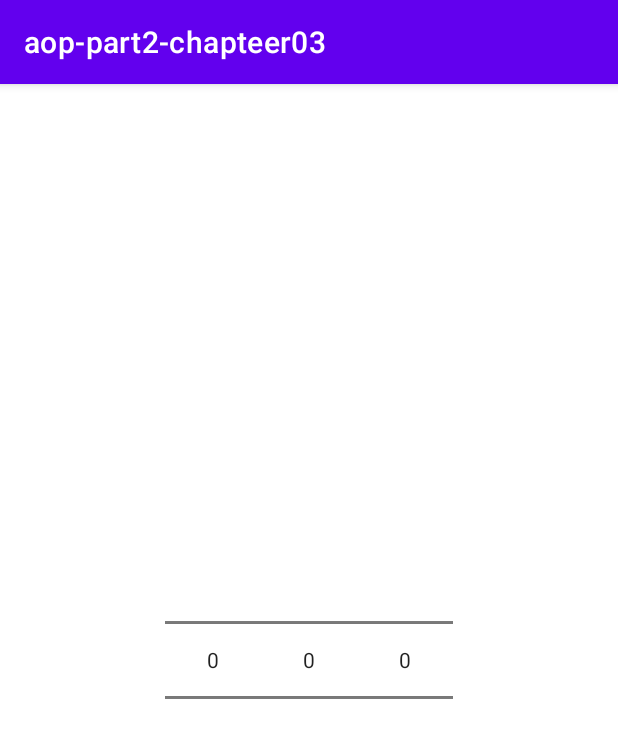
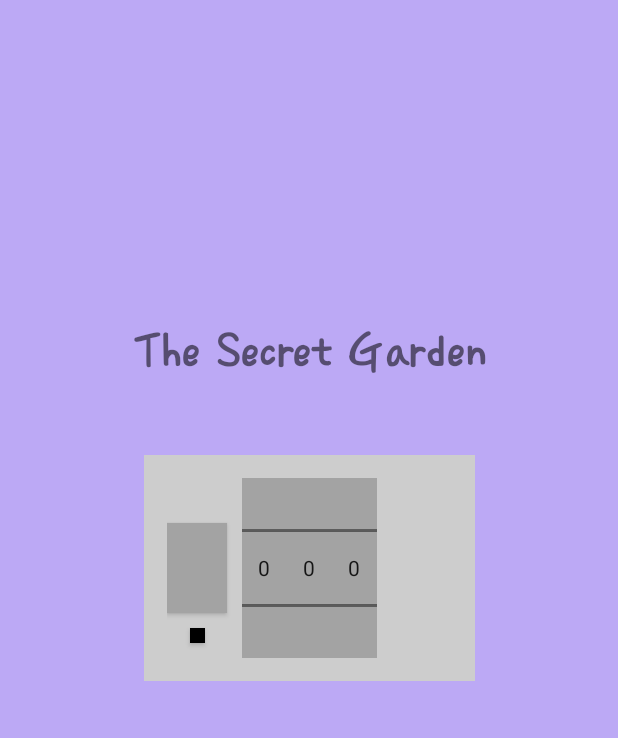
Before and after one commit to JieunHan17/AopPart2Chapter03, an Android app: the screen it shows after launch (MainActivity), on a phone screen of 412 x 824 dp. Shown: the top 738 px of the screen. Run offline under Robolectric (Android 15) with nearby library versions, the phone set to English and light mode, and no system bars.

Commit message:
fix layout

```diff
--- a/app/src/main/AndroidManifest.xml
+++ b/app/src/main/AndroidManifest.xml
@@ -8,7 +8,7 @@
         android:label="@string/app_name"
         android:roundIcon="@mipmap/ic_launcher_round"
         android:supportsRtl="true"
-        android:theme="@style/Theme.Aoppart2chapteer03">
+        android:theme="@style/Theme.Aoppart2chapteer03.NoActionBar">
         <activity
             android:name=".MainActivity"
             android:exported="true">
--- a/app/src/main/res/layout/activity_main.xml
+++ b/app/src/main/res/layout/activity_main.xml
@@ -4,12 +4,61 @@
     xmlns:tools="http://schemas.android.com/tools"
     android:layout_width="match_parent"
     android:layout_height="match_parent"
+    android:background="#BCA9F5"
     tools:context=".MainActivity">
+
+    <TextView
+        android:id="@+id/textView"
+        android:layout_width="wrap_content"
+        android:layout_height="wrap_content"
+        android:layout_marginBottom="50dp"
+        android:fontFamily="@font/donoun_medium"
+        android:text="The Secret Garden"
+        android:textSize="30sp"
+        android:textStyle="bold"
+        app:layout_constraintBottom_toTopOf="@+id/passwordLayout"
+        app:layout_constraintEnd_toEndOf="parent"
+        app:layout_constraintStart_toStartOf="parent" />
+
+    <androidx.constraintlayout.widget.ConstraintLayout
+        android:id="@+id/passwordLayout"
+        android:layout_width="wrap_content"
+        android:layout_height="wrap_content"
+        android:background="#CDCDCD"
+        android:padding="15dp"
+        app:layout_constraintBottom_toBottomOf="parent"
+        app:layout_constraintEnd_toEndOf="parent"
+        app:layout_constraintStart_toStartOf="parent"
+        app:layout_constraintTop_toTopOf="parent"
+        app:layout_constraintVertical_bias="0.45">
+
+
+        <androidx.appcompat.widget.AppCompatButton
+            android:id="@+id/openButton"
+            android:layout_width="40dp"
+            android:layout_height="60dp"
+            android:layout_marginEnd="10dp"
+            android:background="#A3A3A3"
+            app:layout_constraintBottom_toBottomOf="@id/numberPicker1"
+            app:layout_constraintEnd_toStartOf="@id/numberPicker1"
+            app:layout_constraintStart_toStartOf="parent"
+            app:layout_constraintTop_toTopOf="@id/numberPicker1" />
+
+        <androidx.appcompat.widget.AppCompatButton
+            android:id="@+id/changeButton"
+            android:layout_width="10dp"
+            android:layout_height="10dp"
+            android:layout_marginTop="10dp"
+            android:background="@color/black"
+            app:layout_constraintEnd_toEndOf="@id/openButton"
+            app:layout_constraintStart_toStartOf="@id/openButton"
+            app:layout_constraintTop_toBottomOf="@id/openButton" />
 
         <NumberPicker
             android:id="@+id/numberPicker1"
-        android:layout_width="wrap_content"
-        android:layout_height="wrap_content"
+            android:layout_width="30dp"
+            android:layout_height="120dp"
+            android:background="#A3A3A3"
             app:layout_constraintBottom_toBottomOf="parent"
             app:layout_constraintEnd_toStartOf="@id/numberPicker2"
             app:layout_constraintHorizontal_chainStyle="packed"
@@ -18,17 +67,20 @@
 
         <NumberPicker
             android:id="@+id/numberPicker2"
-        android:layout_width="wrap_content"
-        android:layout_height="wrap_content"
+            android:layout_width="30dp"
+            android:layout_height="120dp"
+            android:background="#A3A3A3"
             app:layout_constraintEnd_toStartOf="@id/numberPicker3"
             app:layout_constraintStart_toEndOf="@id/numberPicker1"
             app:layout_constraintTop_toTopOf="@id/numberPicker1" />
 
         <NumberPicker
             android:id="@+id/numberPicker3"
-        android:layout_width="wrap_content"
-        android:layout_height="wrap_content"
+            android:layout_width="30dp"
+            android:layout_height="120dp"
+            android:background="#A3A3A3"
             app:layout_constraintEnd_toEndOf="parent"
             app:layout_constraintStart_toEndOf="@id/numberPicker2"
             app:layout_constraintTop_toTopOf="@id/numberPicker1" />
     </androidx.constraintlayout.widget.ConstraintLayout>
+</androidx.constraintlayout.widget.ConstraintLayout>
--- a/app/src/main/res/values/themes.xml
+++ b/app/src/main/res/values/themes.xml
@@ -13,4 +13,6 @@
         <item name="android:statusBarColor" tools:targetApi="l">?attr/colorPrimaryVariant</item>
         <!-- Customize your theme here. -->
     </style>
+
+    <style name="Theme.Aoppart2chapteer03.NoActionBar" parent="Theme.MaterialComponents.DayNight.NoActionBar" />
 </resources>
```
Also changed, not shown: app/src/main/res/font/donoun_medium.ttf (added). Lines whose indentation alone changed are shown as unchanged.
